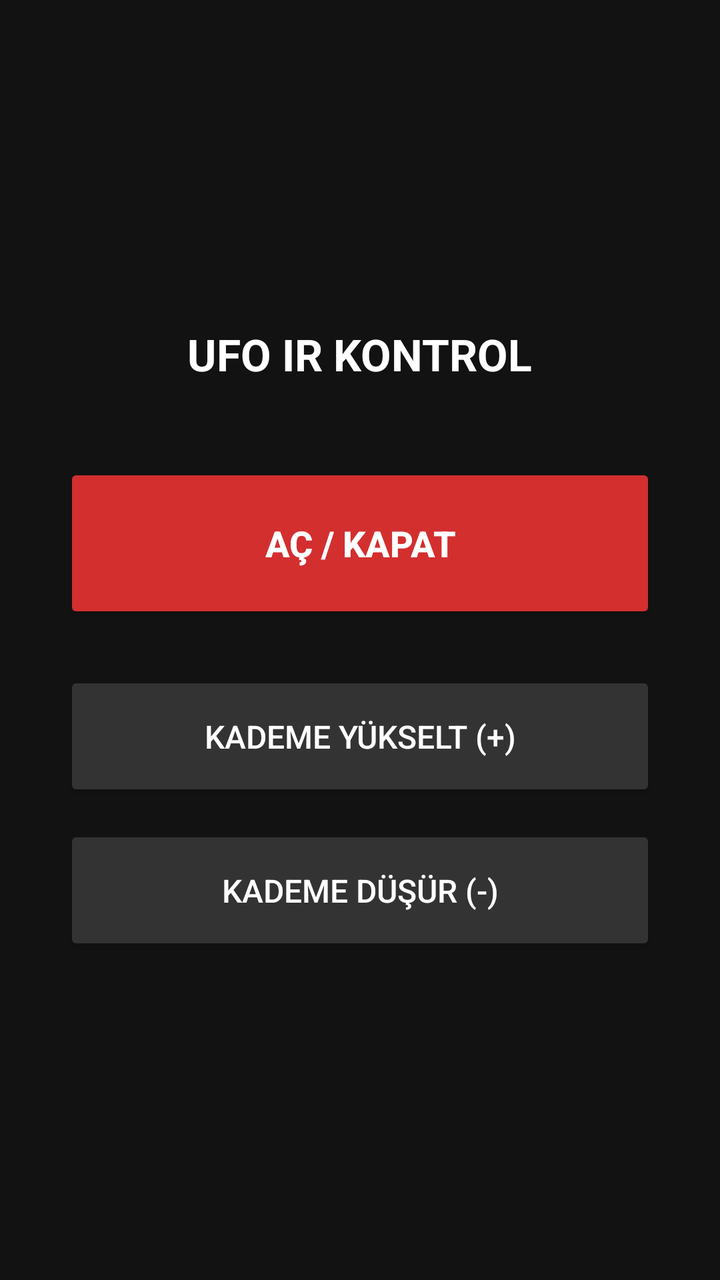
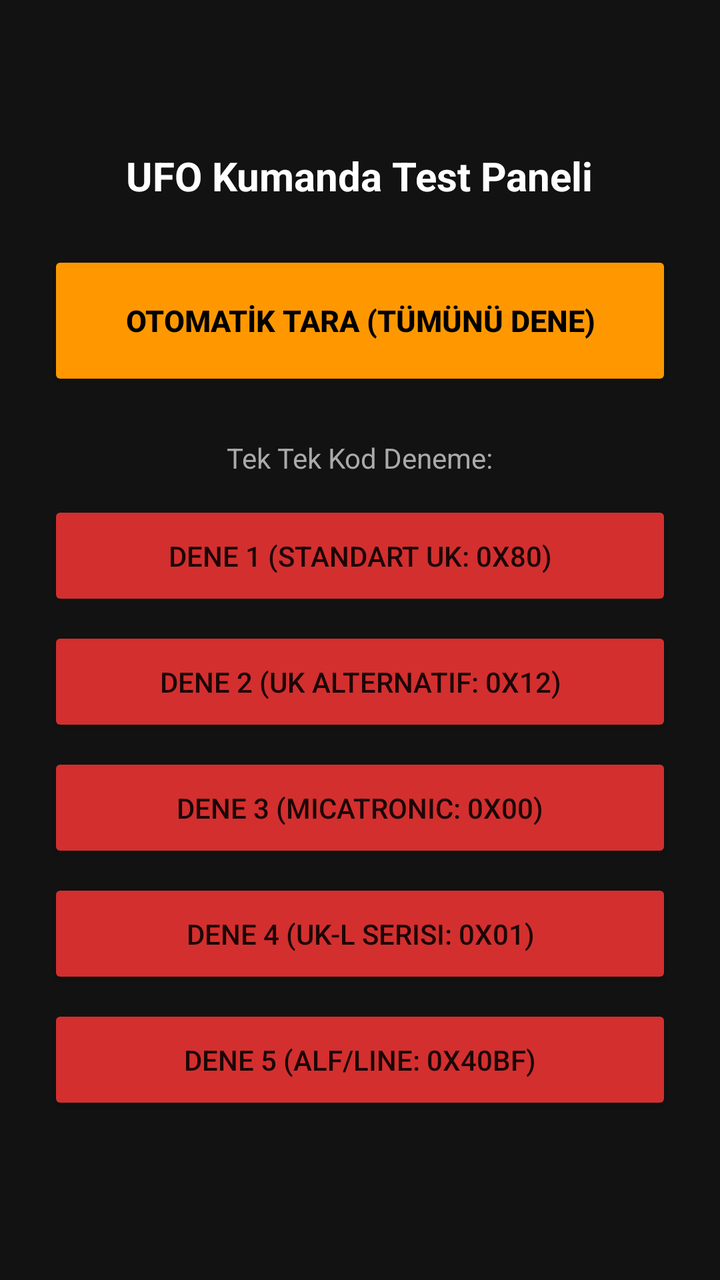

Two renders of the same Android screen: before a commit and after it. Below are the layout's source before the change and the commit's diff.
<!-- AndroidManifest.xml: application theme Theme.AppCompat.Light.NoActionBar -->
<!-- res/layout/activity_main.xml -->
<?xml version="1.0" encoding="utf-8"?>
<LinearLayout xmlns:android="http://schemas.android.com/apk/res/android"
    android:layout_width="match_parent"
    android:layout_height="match_parent"
    android:gravity="center"
    android:orientation="vertical"
    android:padding="32dp"
    android:background="#121212">

    <TextView
        android:layout_width="wrap_content"
        android:layout_height="wrap_content"
        android:text="UFO IR KONTROL"
        android:textColor="#FFFFFF"
        android:textSize="22sp"
        android:textStyle="bold"
        android:layout_marginBottom="40dp" />

    <Button
        android:id="@+id/btnPower"
        android:layout_width="match_parent"
        android:layout_height="80dp"
        android:backgroundTint="#D32F2F"
        android:text="AÇ / KAPAT"
        android:textColor="#FFFFFF"
        android:textSize="18sp"
        android:textStyle="bold" />

    <Button
        android:id="@+id/btnUp"
        android:layout_width="match_parent"
        android:layout_height="65dp"
        android:layout_marginTop="24dp"
        android:backgroundTint="#333333"
        android:text="KADEME YÜKSELT (+)"
        android:textColor="#FFFFFF"
        android:textSize="16sp" />

    <Button
        android:id="@+id/btnDown"
        android:layout_width="match_parent"
        android:layout_height="65dp"
        android:layout_marginTop="12dp"
        android:backgroundTint="#333333"
        android:text="KADEME DÜŞÜR (-)"
        android:textColor="#FFFFFF"
        android:textSize="16sp" />

</LinearLayout>
<!-- resources referenced by this layout -->
<resources>

</resources>

<!-- the commit's change to res/layout/activity_main.xml (unified diff, before → after) -->
@@ -1,49 +1,86 @@
 <?xml version="1.0" encoding="utf-8"?>
-<LinearLayout xmlns:android="http://schemas.android.com/apk/res/android"
+<ScrollView xmlns:android="http://schemas.android.com/apk/res/android"
     android:layout_width="match_parent"
     android:layout_height="match_parent"
-    android:gravity="center"
-    android:orientation="vertical"
-    android:padding="32dp"
-    android:background="#121212">
+    android:background="#121212"
+    android:fillViewport="true">
 
-    <TextView
-        android:layout_width="wrap_content"
+    <LinearLayout
+        android:layout_width="match_parent"
         android:layout_height="wrap_content"
-        android:text="UFO IR KONTROL"
-        android:textColor="#FFFFFF"
-        android:textSize="22sp"
-        android:textStyle="bold"
-        android:layout_marginBottom="40dp" />
+        android:gravity="center"
+        android:orientation="vertical"
+        android:padding="24dp">
 
-    <Button
-        android:id="@+id/btnPower"
-        android:layout_width="match_parent"
-        android:layout_height="80dp"
-        android:backgroundTint="#D32F2F"
-        android:text="AÇ / KAPAT"
-        android:textColor="#FFFFFF"
-        android:textSize="18sp"
-        android:textStyle="bold" />
+        <TextView
+            android:id="@+id/tvStatus"
+            android:layout_width="wrap_content"
+            android:layout_height="wrap_content"
+            android:text="UFO Kumanda Test Paneli"
+            android:textColor="#FFFFFF"
+            android:textSize="20sp"
+            android:textStyle="bold"
+            android:layout_marginBottom="24dp" />
 
-    <Button
-        android:id="@+id/btnUp"
-        android:layout_width="match_parent"
-        android:layout_height="65dp"
-        android:layout_marginTop="24dp"
-        android:backgroundTint="#333333"
-        android:text="KADEME YÜKSELT (+)"
-        android:textColor="#FFFFFF"
-        android:textSize="16sp" />
+        
+        <Button
+            android:id="@+id/btnAutoScan"
+            android:layout_width="match_parent"
+            android:layout_height="70dp"
+            android:backgroundTint="#FF9800"
+            android:text="OTOMATİK TARA (TÜMÜNÜ DENE)"
+            android:textColor="#000000"
+            android:textStyle="bold"
+            android:textSize="15sp"
+            android:layout_marginBottom="24dp" />
 
-    <Button
-        android:id="@+id/btnDown"
-        android:layout_width="match_parent"
-        android:layout_height="65dp"
-        android:layout_marginTop="12dp"
-        android:backgroundTint="#333333"
-        android:text="KADEME DÜŞÜR (-)"
-        android:textColor="#FFFFFF"
-        android:textSize="16sp" />
+        <TextView
+            android:layout_width="wrap_content"
+            android:layout_height="wrap_content"
+            android:text="Tek Tek Kod Deneme:"
+            android:textColor="#AAAAAA"
+            android:textSize="14sp"
+            android:layout_marginBottom="12dp" />
 
-</LinearLayout>
+        <Button
+            android:id="@+id/btnCode1"
+            android:layout_width="match_parent"
+            android:layout_height="55dp"
+            android:backgroundTint="#D32F2F"
+            android:text="DENE 1 (Standart UK: 0x80)"
+            android:layout_marginBottom="8dp" />
+
+        <Button
+            android:id="@+id/btnCode2"
+            android:layout_width="match_parent"
+            android:layout_height="55dp"
+            android:backgroundTint="#D32F2F"
+            android:text="DENE 2 (UK Alternatif: 0x12)"
+            android:layout_marginBottom="8dp" />
+
+        <Button
+            android:id="@+id/btnCode3"
+            android:layout_width="match_parent"
+            android:layout_height="55dp"
+            android:backgroundTint="#D32F2F"
+            android:text="DENE 3 (Micatronic: 0x00)"
+            android:layout_marginBottom="8dp" />
+
+        <Button
+            android:id="@+id/btnCode4"
+            android:layout_width="match_parent"
+            android:layout_height="55dp"
+            android:backgroundTint="#D32F2F"
+            android:text="DENE 4 (UK-L Serisi: 0x01)"
+            android:layout_marginBottom="8dp" />
+
+        <Button
+            android:id="@+id/btnCode5"
+            android:layout_width="match_parent"
+            android:layout_height="55dp"
+            android:backgroundTint="#D32F2F"
+            android:text="DENE 5 (Alf/Line: 0x40BF)"
+            android:layout_marginBottom="8dp" />
+
+    </LinearLayout>
+</ScrollView>
